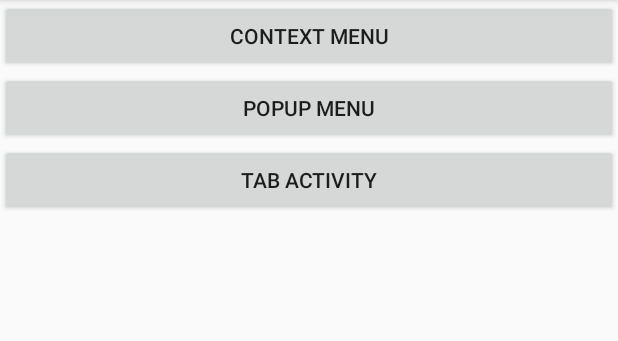
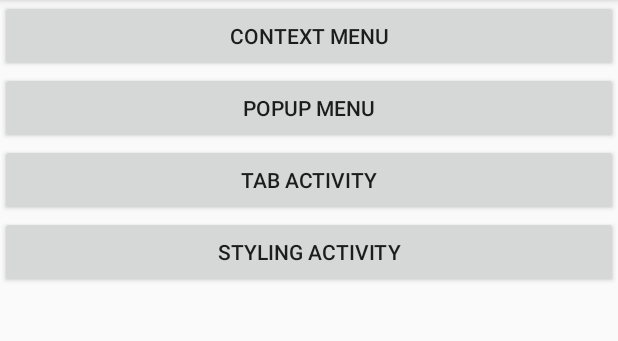
Before and after one commit to vikas1993/AndroidStudyCode, an Android app: the screen it shows after launch (MainActivity), on a phone screen of 412 x 824 dp, the part 84-425 px from its top. Run offline under Robolectric (Android 15) with nearby library versions, the phone set to English and light mode, and no system bars.

Commit message:
Chapter 9 styling added

```diff
--- a/app/src/main/AndroidManifest.xml
+++ b/app/src/main/AndroidManifest.xml
@@ -9,10 +9,12 @@
         android:roundIcon="@mipmap/ic_launcher_round"
         android:supportsRtl="true"
         android:theme="@style/AppTheme">
+        <activity android:name=".CustomStylesActivity"
+            android:theme="@style/MyStyle"></activity>
         <activity
             android:name=".TabbedActivity"
             android:label="@string/title_activity_tabbed"
-            android:theme="@style/AppTheme.NoActionBar"></activity>
+            android:theme="@style/AppTheme.NoActionBar" />
         <activity android:name=".MainActivity">
             <intent-filter>
                 <action android:name="android.intent.action.MAIN" />
--- a/app/src/main/java/com/nit/androidstudyproject/MainActivity.java
+++ b/app/src/main/java/com/nit/androidstudyproject/MainActivity.java
@@ -84,4 +84,7 @@ public class MainActivity extends AppCompatActivity implements PopupMenu.OnMenuI
         startActivity(new Intent(MainActivity.this,TabbedActivity.class));
 
     }
+    public void showStyle(View view){
+        startActivity(new Intent(MainActivity.this, CustomStylesActivity.class));
+    }
 }
--- a/app/src/main/res/layout/activity_main.xml
+++ b/app/src/main/res/layout/activity_main.xml
@@ -36,4 +36,14 @@
         app:layout_constraintRight_toRightOf="parent"
         app:layout_constraintTop_toTopOf="parent" />
 
+    <Button
+        android:layout_width="match_parent"
+        android:layout_height="wrap_content"
+        android:text="Styling Activity"
+        android:onClick="showStyle"
+        app:layout_constraintBottom_toBottomOf="parent"
+        app:layout_constraintLeft_toLeftOf="parent"
+        app:layout_constraintRight_toRightOf="parent"
+        app:layout_constraintTop_toTopOf="parent" />
+
 </LinearLayout>
--- a/app/src/main/res/values/strings.xml
+++ b/app/src/main/res/values/strings.xml
@@ -12,6 +12,9 @@
     <string name="title_activity_tabbed">TabbedActivity</string>
     <string name="tab_text_1">Tab 1</string>
     <string name="tab_text_2">Tab 2</string>
+    <string name="Music">Music</string>
+    <string name="ON">ON</string>
+    <string name="OFF">Off</string>
     <string-array name="name_list">
         <item>Den</item>
         <item>Christi</item>
--- a/app/src/main/res/values/styles.xml
+++ b/app/src/main/res/values/styles.xml
@@ -23,4 +23,15 @@
 
     <style name="AppTheme.PopupOverlay" parent="ThemeOverlay.AppCompat.Light" />
 
+    <style name="MyStyle" parent="Theme.AppCompat">
+        <!--Setting text size-->
+        <item name="android:textSize">20sp</item>
+        <!--Setting the type face for the text -->
+        <item name="android:typeface">serif</item>
+        <!--Setting the style for the text -->
+        <item name="android:textStyle">italic</item>
+        <!--Setting the color-->
+        <item name="android:textColor">#FFFFFF </item>
+    </style>
+
 </resources>
```
Also changed, not shown: app/src/main/java/com/nit/androidstudyproject/CustomStylesActivity.java (added, +14 -0 lines), app/src/main/java/com/nit/androidstudyproject/MyCompoundView.java (added, +52 -0 lines), app/src/main/res/layout/activity_style.xml (added, +22 -0 lines), app/src/main/res/layout/main1.xml (added, +8 -0 lines).
